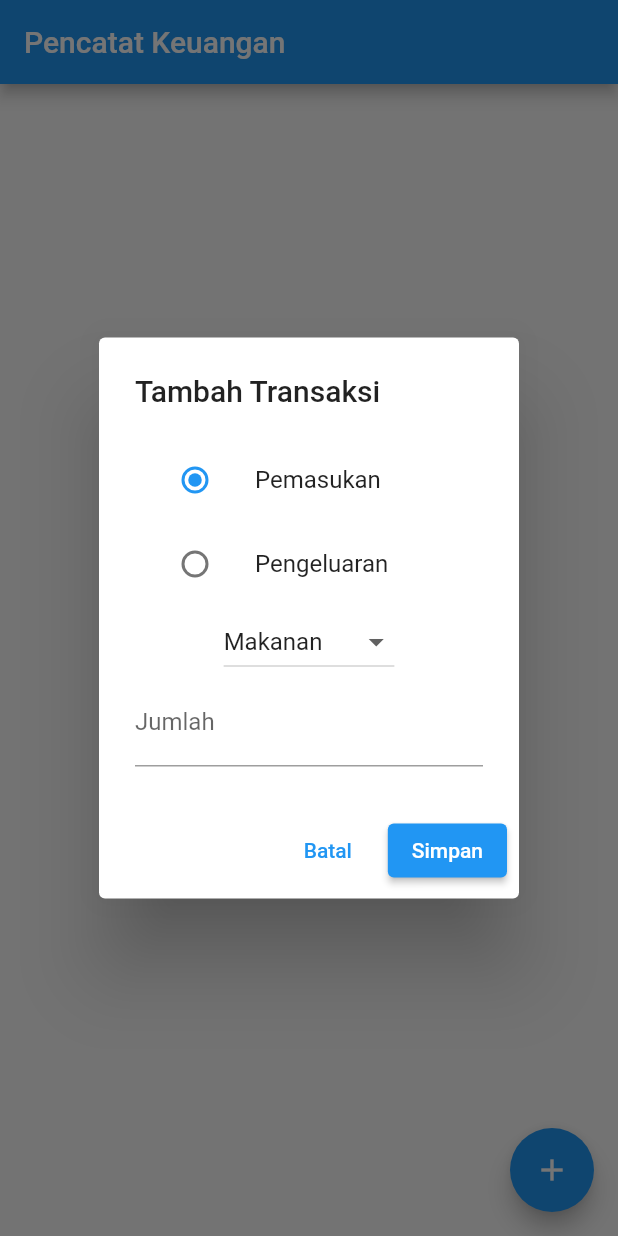
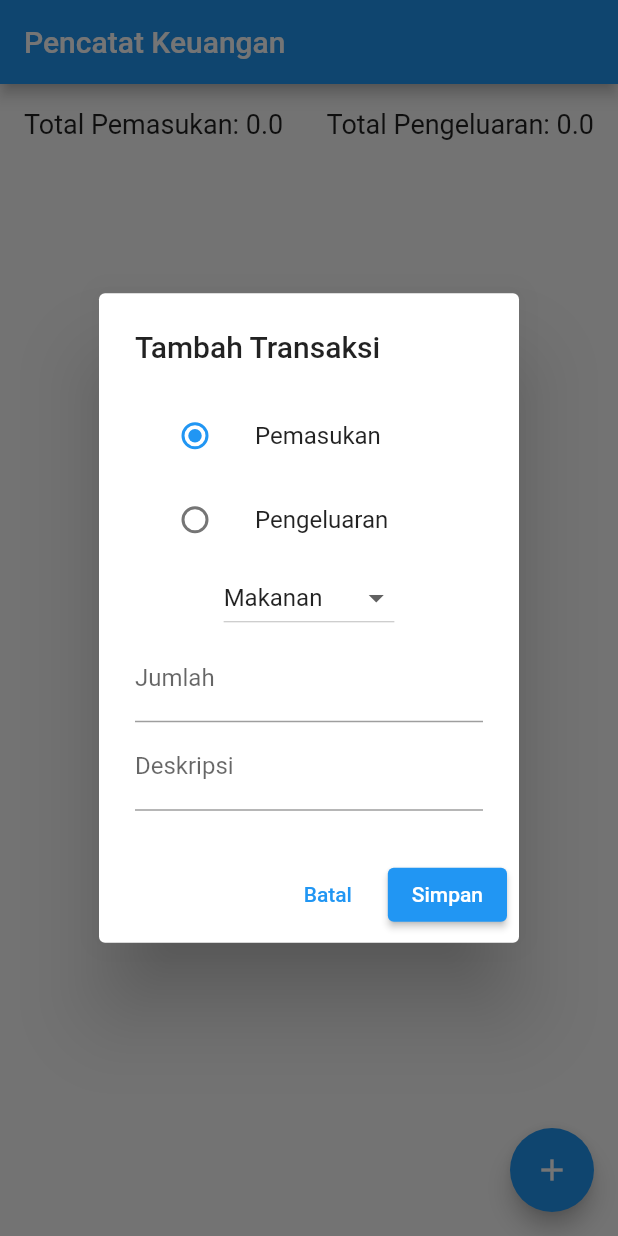
Before and after one commit to goldypasulu/expense_tracker_flutter, a Flutter app: the screen it shows after launch, after a tap on the "add" icon, on a phone screen of 412 x 824 dp. Run offline on Flutter 3.47's test engine with Material 2 defaults, Android fonts, the phone set to English and light mode, and no system bars; our stand-ins replace fluttertoast, shared_preferences.

Commit message:
income,outcome

```diff
--- a/lib/main.dart
+++ b/lib/main.dart
@@ -37,12 +37,18 @@ class _PencatatKeuanganPageState extends State<PencatatKeuanganPage> {
   ];
   String selectedCategory = '';
   TransactionType selectedType = TransactionType.income;
+  TextEditingController amountController = TextEditingController();
+  TextEditingController descriptionController = TextEditingController();
+  double totalIncome = 0;
+  double totalExpense = 0;
 
   @override
   void initState() {
     super.initState();
     _loadTransactions();
     selectedCategory = categories[0];
+    _calculateTotalIncome();
+    _calculateTotalExpense();
   }
 
   @override
@@ -51,7 +57,26 @@ class _PencatatKeuanganPageState extends State<PencatatKeuanganPage> {
       appBar: AppBar(
         title: Text('Pencatat Keuangan'),
       ),
-      body: ListView.builder(
+      body: Column(
+        children: [
+          Padding(
+            padding: EdgeInsets.all(16.0),
+            child: Row(
+              mainAxisAlignment: MainAxisAlignment.spaceBetween,
+              children: [
+                Text(
+                  'Total Pemasukan: $totalIncome',
+                  style: TextStyle(fontSize: 18),
+                ),
+                Text(
+                  'Total Pengeluaran: $totalExpense',
+                  style: TextStyle(fontSize: 18),
+                ),
+              ],
+            ),
+          ),
+          Expanded(
+            child: ListView.builder(
               itemCount: transactions.length,
               itemBuilder: (context, index) {
                 return Dismissible(
@@ -100,11 +125,20 @@ class _PencatatKeuanganPageState extends State<PencatatKeuanganPage> {
                         ? Icon(Icons.add, color: Colors.green)
                         : Icon(Icons.remove, color: Colors.red),
                     title: Text(transactions[index].category),
-              subtitle: Text(transactions[index].date.toString()),
+                    subtitle: Column(
+                      crossAxisAlignment: CrossAxisAlignment.start,
+                      children: [
+                        Text(transactions[index].date.toString()),
+                        Text(transactions[index].description),
+                      ],
+                    ),
                     trailing: Text(transactions[index].amount.toString()),
                   ),
                 );
               },
+            ),
+          ),
+        ],
       ),
       floatingActionButton: FloatingActionButton(
         onPressed: () {
@@ -115,12 +149,38 @@ class _PencatatKeuanganPageState extends State<PencatatKeuanganPage> {
     );
   }
 
+  void _calculateTotalIncome() {
+    double total = 0;
+    for (var transaction in transactions) {
+      if (transaction.type == TransactionType.income) {
+        total += transaction.amount;
+      }
+    }
+    setState(() {
+      totalIncome = total;
+    });
+  }
+
+  void _calculateTotalExpense() {
+    double total = 0;
+    for (var transaction in transactions) {
+      if (transaction.type == TransactionType.expense) {
+        total += transaction.amount;
+      }
+    }
+    setState(() {
+      totalExpense = total;
+    });
+  }
+
   void _addTransaction(Transaction transaction) {
     setState(() {
       transactions.insert(0, transaction);
     });
 
     _saveTransactions(transactions);
+    _calculateTotalIncome(); // Tambahkan ini
+    _calculateTotalExpense(); // Tambahkan ini
 
     Fluttertoast.showToast(
       msg: 'Transaksi berhasil ditambahkan!',
@@ -135,6 +195,8 @@ class _PencatatKeuanganPageState extends State<PencatatKeuanganPage> {
     });
 
     _saveTransactions(transactions);
+    _calculateTotalIncome(); // Tambahkan ini
+    _calculateTotalExpense(); // Tambahkan ini
 
     Fluttertoast.showToast(
       msg: 'Transaksi berhasil dihapus!',
@@ -147,8 +209,8 @@ class _PencatatKeuanganPageState extends State<PencatatKeuanganPage> {
     showDialog(
       context: context,
       builder: (BuildContext context) {
-        TextEditingController amountController = TextEditingController();
-
+        return StatefulBuilder(
+          builder: (BuildContext context, StateSetter setState) {
             return AlertDialog(
               title: Text('Tambah Transaksi'),
               content: Column(
@@ -180,22 +242,27 @@ class _PencatatKeuanganPageState extends State<PencatatKeuanganPage> {
                   ),
                   DropdownButton<String>(
                     value: selectedCategory,
-                onChanged: (String? newValue) {
+                    onChanged: (String? value) {
                       setState(() {
-                    selectedCategory = newValue!;
+                        selectedCategory = value!;
                       });
                     },
-                items: categories.map<DropdownMenuItem<String>>((String value) {
+                    items: categories.map((String category) {
                       return DropdownMenuItem<String>(
-                    value: value,
-                    child: Text(value),
+                        value: category,
+                        child: Text(category),
                       );
                     }).toList(),
                   ),
                   TextField(
                     controller: amountController,
+                    keyboardType: TextInputType.number,
                     decoration: InputDecoration(labelText: 'Jumlah'),
-                keyboardType: TextInputType.number,
+                  ),
+                  TextField(
+                    controller: descriptionController,
+                    keyboardType: TextInputType.text,
+                    decoration: InputDecoration(labelText: 'Deskripsi'),
                   ),
                 ],
               ),
@@ -214,15 +281,27 @@ class _PencatatKeuanganPageState extends State<PencatatKeuanganPage> {
                         type: selectedType,
                         category: selectedCategory,
                         amount: amount,
+                        description: descriptionController.text,
                         date: DateTime.now(),
                       );
                       _addTransaction(transaction);
+
+                      // Mengatur kembali nilai-nilai setelah menyimpan transaksi
+                      setState(() {
+                        selectedType = TransactionType.income;
+                        selectedCategory = categories[0];
+                        amountController.clear();
+                        descriptionController.clear();
+                      });
+
                       Navigator.pop(context);
                     }
                   },
                   child: Text('Simpan'),
                 ),
               ],
+            );
+          },
         );
       },
     );
@@ -246,6 +325,8 @@ class _PencatatKeuanganPageState extends State<PencatatKeuanganPage> {
       setState(() {
         transactions = loadedTransactions;
       });
+      _calculateTotalIncome(); // Tambahkan ini
+      _calculateTotalExpense(); // Tambahkan ini
     }
   }
 }
@@ -256,12 +337,14 @@ class Transaction {
   final TransactionType type;
   final String category;
   final double amount;
+  final String description;
   final DateTime date;
 
   Transaction({
     required this.type,
     required this.category,
     required this.amount,
+    required this.description,
     required this.date,
   });
 
@@ -270,6 +353,7 @@ class Transaction {
       'type': type == TransactionType.income ? 'income' : 'expense',
       'category': category,
       'amount': amount,
+      'description': description,
       'date': date.toIso8601String(),
     };
   }
@@ -281,6 +365,7 @@ class Transaction {
           : TransactionType.expense,
       category: json['category'],
       amount: json['amount'],
+      description: json['description'],
       date: DateTime.parse(json['date']),
     );
   }
```
Lines whose indentation alone changed are shown as unchanged.
